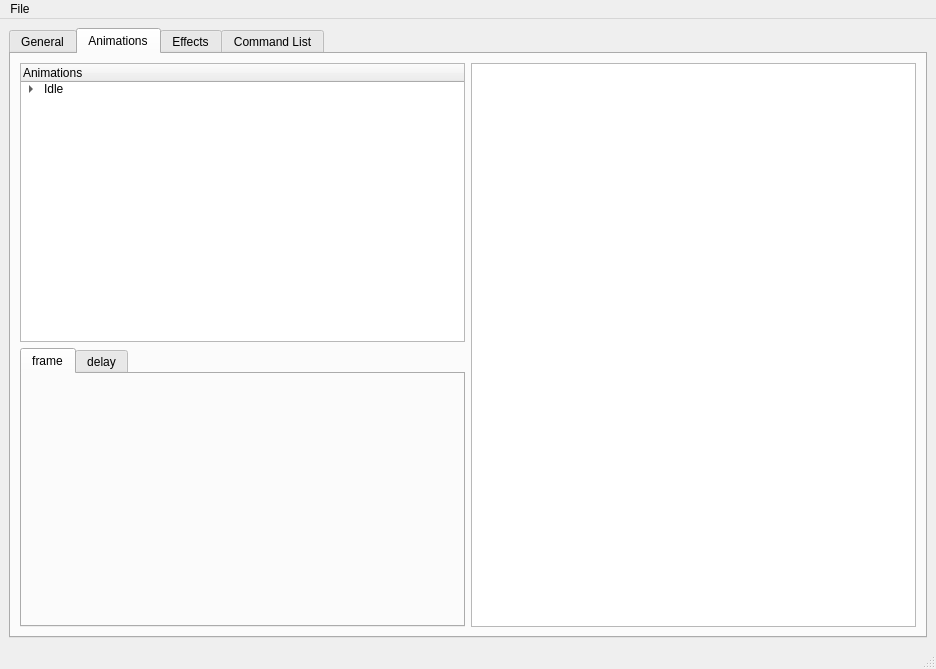
The window that gui-tool/form.ui (headshot2017/smbzg-charloader) describes before a commit, drawn with Qt 5.
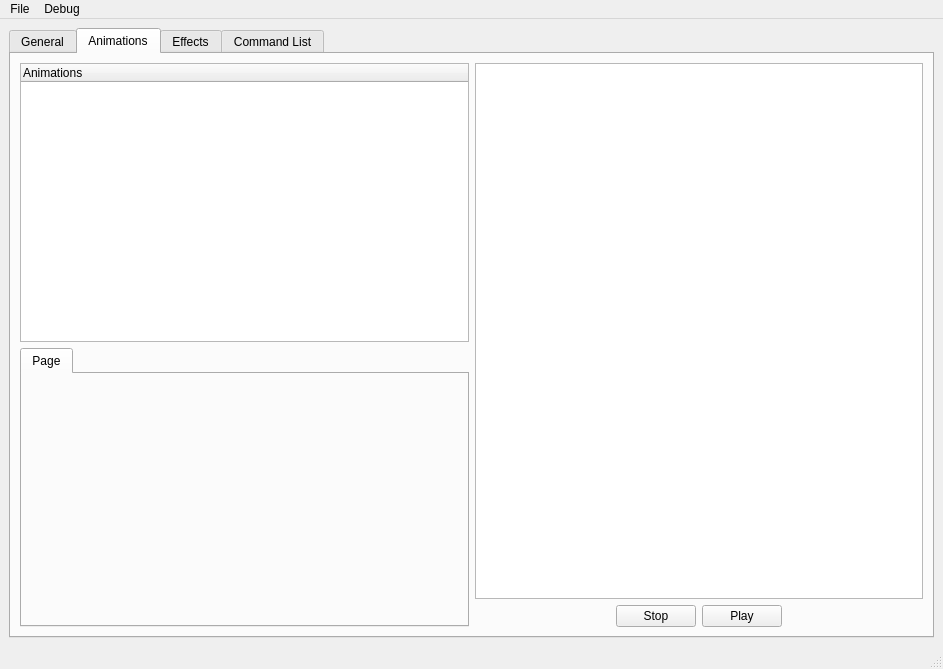
The same window after the commit. The open tabs and pages were chosen to show the change. Icons and pictures are not drawn. Custom widgets are drawn as their Qt base class.

Diff of the .ui file:
```diff
--- a/gui-tool/form.ui
+++ b/gui-tool/form.ui
@@ -6,7 +6,7 @@
    <rect>
     <x>0</x>
     <y>0</y>
-    <width>936</width>
+    <width>943</width>
     <height>669</height>
    </rect>
   </property>
@@ -480,15 +480,6 @@
        <layout class="QHBoxLayout" name="horizontalLayout_2">
         <item>
          <layout class="QHBoxLayout" name="horizontalLayout">
-          <property name="spacing">
-           <number>6</number>
-          </property>
-          <property name="sizeConstraint">
-           <enum>QLayout::SetDefaultConstraint</enum>
-          </property>
-          <property name="topMargin">
-           <number>0</number>
-          </property>
           <item>
            <layout class="QVBoxLayout" name="verticalLayout">
             <item>
@@ -501,65 +492,6 @@
                 <string>Animations</string>
                </property>
               </column>
-              <item>
-               <property name="text">
-                <string>Idle</string>
-               </property>
-               <item>
-                <property name="text">
-                 <string>Action 1</string>
-                </property>
-                <item>
-                 <property name="text">
-                  <string>frame</string>
-                 </property>
-                </item>
-                <item>
-                 <property name="text">
-                  <string>delay</string>
-                 </property>
-                </item>
-                <item>
-                 <property name="text">
-                  <string>Add...</string>
-                 </property>
-                 <property name="font">
-                  <font>
-                   <weight>75</weight>
-                   <italic>false</italic>
-                   <bold>true</bold>
-                  </font>
-                 </property>
-                </item>
-               </item>
-               <item>
-                <property name="text">
-                 <string>Action 2</string>
-                </property>
-                <item>
-                 <property name="text">
-                  <string>frame</string>
-                 </property>
-                </item>
-                <item>
-                 <property name="text">
-                  <string>delay</string>
-                 </property>
-                </item>
-                <item>
-                 <property name="text">
-                  <string>Add...</string>
-                 </property>
-                 <property name="font">
-                  <font>
-                   <weight>75</weight>
-                   <bold>true</bold>
-                   <kerning>true</kerning>
-                  </font>
-                 </property>
-                </item>
-               </item>
-              </item>
              </widget>
             </item>
             <item>
@@ -569,12 +501,7 @@
               </property>
               <widget class="QWidget" name="tab">
                <attribute name="title">
-                <string>frame</string>
-               </attribute>
-              </widget>
-              <widget class="QWidget" name="tab_2">
-               <attribute name="title">
-                <string>delay</string>
+                <string>Page</string>
                </attribute>
               </widget>
              </widget>
@@ -582,7 +509,53 @@
            </layout>
           </item>
           <item>
-           <widget class="QGraphicsView" name="graphicsView"/>
+           <layout class="QVBoxLayout" name="verticalLayout_10">
+            <item>
+             <widget class="AnimatorGraphicsView" name="characterView"/>
+            </item>
+            <item>
+             <layout class="QHBoxLayout" name="horizontalLayout_4">
+              <item alignment="Qt::AlignRight">
+               <widget class="QPushButton" name="btn_stopCharacter">
+                <property name="sizePolicy">
+                 <sizepolicy hsizetype="Fixed" vsizetype="Fixed">
+                  <horstretch>0</horstretch>
+                  <verstretch>0</verstretch>
+                 </sizepolicy>
+                </property>
+                <property name="minimumSize">
+                 <size>
+                  <width>75</width>
+                  <height>0</height>
+                 </size>
+                </property>
+                <property name="text">
+                 <string>Stop</string>
+                </property>
+               </widget>
+              </item>
+              <item alignment="Qt::AlignLeft">
+               <widget class="QPushButton" name="btn_playCharacter">
+                <property name="sizePolicy">
+                 <sizepolicy hsizetype="Fixed" vsizetype="Fixed">
+                  <horstretch>0</horstretch>
+                  <verstretch>0</verstretch>
+                 </sizepolicy>
+                </property>
+                <property name="minimumSize">
+                 <size>
+                  <width>75</width>
+                  <height>0</height>
+                 </size>
+                </property>
+                <property name="text">
+                 <string>Play</string>
+                </property>
+               </widget>
+              </item>
+             </layout>
+            </item>
+           </layout>
           </item>
          </layout>
         </item>
@@ -649,7 +622,7 @@
     <rect>
      <x>0</x>
      <y>0</y>
-     <width>936</width>
+     <width>943</width>
      <height>21</height>
     </rect>
    </property>
@@ -663,7 +636,14 @@
     <addaction name="separator"/>
     <addaction name="actionQuit"/>
    </widget>
+   <widget class="QMenu" name="menuDebug">
+    <property name="title">
+     <string>Debug</string>
+    </property>
+    <addaction name="actionPrintJson"/>
+   </widget>
    <addaction name="menuFile"/>
+   <addaction name="menuDebug"/>
   </widget>
   <widget class="QStatusBar" name="statusbar"/>
   <action name="actionNew">
@@ -698,6 +678,11 @@
    <extends>QGraphicsView</extends>
    <header>colorgraphicsview</header>
   </customwidget>
+  <customwidget>
+   <class>AnimatorGraphicsView</class>
+   <extends>QGraphicsView</extends>
+   <header>animatorgraphicsview</header>
+  </customwidget>
  </customwidgets>
  <resources>
   <include location="resource.qrc"/>
```
Left out of the diff: 19 changed lines with no effect on the pictures.
